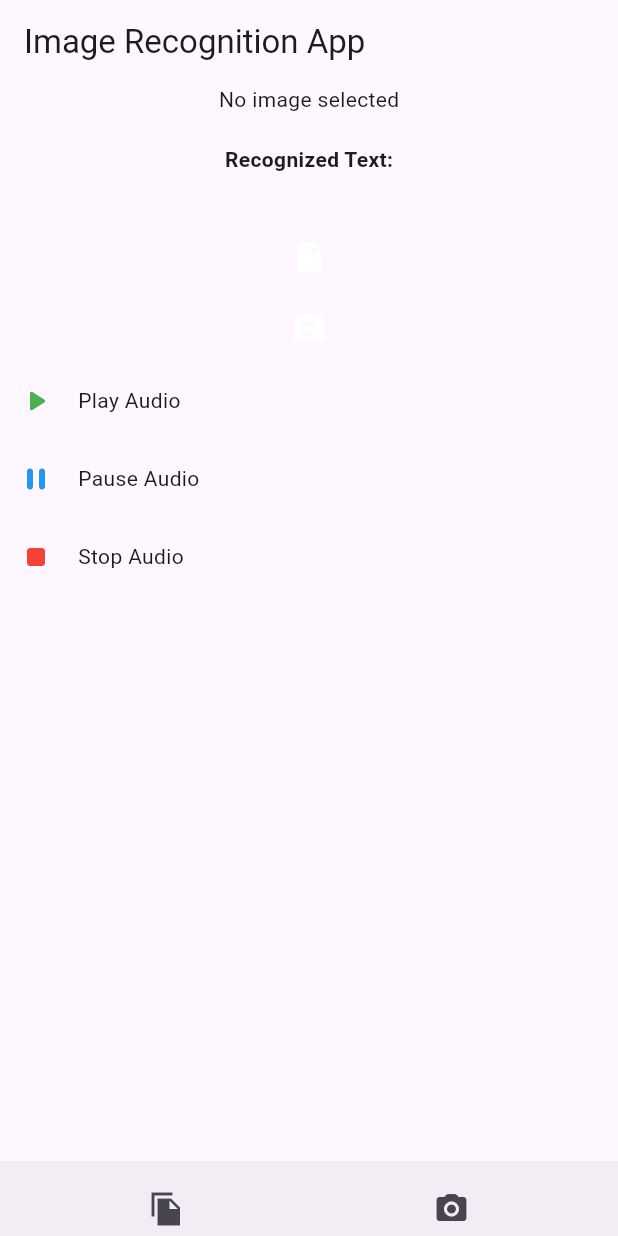
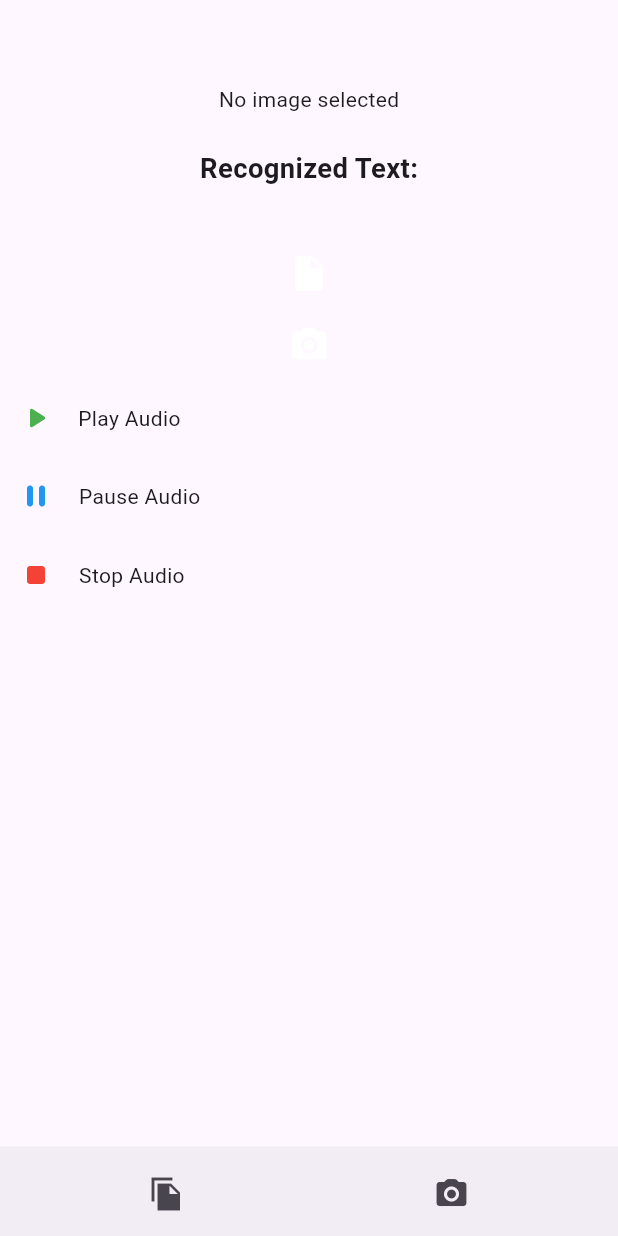
Before and after one commit to fayiz7732/text-conversion, a Flutter app: the screen it shows after launch, on a phone screen of 412 x 824 dp. Run offline on Flutter 3.47's test engine with Material 3 defaults, Android fonts, the phone set to English and light mode, and no system bars; our stand-ins replace flutter_screenutil, flutter_tts, image_picker; missing offline and left inert: google_ml_kit.

Commit message:
feat(image uploading screen):screenUnitInit .h .w added

```diff
--- a/lib/image_uploading/image_uploading_screen.dart
+++ b/lib/image_uploading/image_uploading_screen.dart
@@ -1,4 +1,5 @@
 import 'package:flutter/material.dart';
+import 'package:flutter_screenutil/flutter_screenutil.dart';
 import 'package:image_picker/image_picker.dart';
 import 'package:google_ml_kit/google_ml_kit.dart';
 import 'package:flutter_tts/flutter_tts.dart';
@@ -64,7 +65,7 @@ class ImageUploadingScreenState extends State<ImageUploadingScreen> {
     if (pickedFile != null) {
       setState(() {
         imagePath = pickedFile.path;
-        recognizedText = ''; // Clear recognized text when new image is selected
+        recognizedText = '';
       });
       recognizeText();
     }
@@ -84,11 +85,10 @@ class ImageUploadingScreenState extends State<ImageUploadingScreen> {
 
   @override
   Widget build(BuildContext context) {
-    bool showOptions = false;
     return Scaffold(
       appBar: AppBar(
-        title: Text('Image Recognition App'),
-      ),
+          // title: Text('Image Recognition App'),
+          ),
       body: SingleChildScrollView(
         child: Center(
           child: Column(
@@ -97,13 +97,15 @@ class ImageUploadingScreenState extends State<ImageUploadingScreen> {
               imagePath != null
                   ? Image.file(
                       File(imagePath!),
-                      height: 200,
+                      height: 200.h,
                     )
-                  : Text('No image selected'),
-              SizedBox(height: 20),
-              Text('Recognized Text:',
-                  style: TextStyle(fontWeight: FontWeight.bold)),
-              SizedBox(height: 10),
+                  : const Text('No image selected'),
+              SizedBox(height: 20.h),
+              Text(
+                'Recognized Text:',
+                style: TextStyle(fontWeight: FontWeight.bold, fontSize: 16.sp),
+              ),
+              SizedBox(height: 10.h),
               SingleChildScrollView(
                 child: Text(recognizedText),
               ),
@@ -117,7 +119,7 @@ class ImageUploadingScreenState extends State<ImageUploadingScreen> {
                   IconButton(
                     icon: const Icon(Icons.insert_drive_file),
                     color: Colors.white,
-                    iconSize: 24,
+                    iconSize: 24.r,
                     onPressed: () {
                       getImage(false);
                     },
@@ -125,7 +127,7 @@ class ImageUploadingScreenState extends State<ImageUploadingScreen> {
                   IconButton(
                     icon: const Icon(Icons.camera_alt),
                     color: Colors.white,
-                    iconSize: 24,
+                    iconSize: 24.r,
                     onPressed: () {
                       getImage(true);
                     },
@@ -164,15 +166,15 @@ class ImageUploadingScreenState extends State<ImageUploadingScreen> {
                                 color: Colors.blue,
                               ),
                             ),
-                            const SizedBox(
-                              width: 4,
+                            SizedBox(
+                              width: 4.w,
                             ),
                             const Text("Pause Audio"),
                           ],
                         ),
                       ),
-                      const SizedBox(
-                        height: 4,
+                      SizedBox(
+                        height: 4.h,
                       ),
                       GestureDetector(
                         onTap: () => stopCaption(),
@@ -185,8 +187,8 @@ class ImageUploadingScreenState extends State<ImageUploadingScreen> {
                                 color: Colors.red,
                               ),
                             ),
-                            const SizedBox(
-                              width: 4,
+                            SizedBox(
+                              width: 4.w,
                             ),
                             const Text("Stop Audio"),
                           ],
@@ -201,7 +203,7 @@ class ImageUploadingScreenState extends State<ImageUploadingScreen> {
         ),
       ),
       bottomNavigationBar: BottomAppBar(
-        height: 50,
+        height: 50.h,
         child: Row(
           mainAxisAlignment: MainAxisAlignment.spaceAround,
           children: <Widget>[
```
